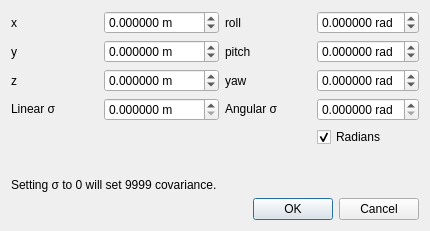
The window that guilib/src/ui/editConstraintDialog.ui (introlab/rtabmap) describes before a commit, drawn with Qt 5.
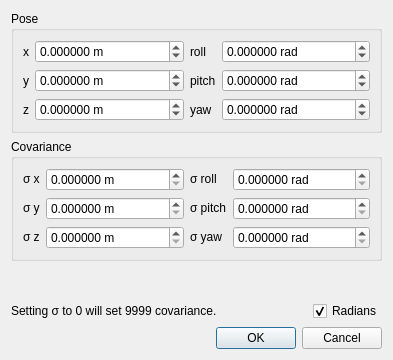
The same window after the commit.

What changed in the file:
```diff
--- a/guilib/src/ui/editConstraintDialog.ui
+++ b/guilib/src/ui/editConstraintDialog.ui
@@ -6,8 +6,8 @@
    <rect>
     <x>0</x>
     <y>0</y>
-    <width>430</width>
-    <height>231</height>
+    <width>393</width>
+    <height>360</height>
    </rect>
   </property>
   <property name="windowTitle">
@@ -15,7 +15,11 @@
   </property>
   <layout class="QVBoxLayout" name="verticalLayout">
    <item>
-    <layout class="QGridLayout" name="gridLayout" columnstretch="0,0,0,0">
+    <widget class="QGroupBox" name="groupBox_pose">
+     <property name="title">
+      <string>Pose</string>
+     </property>
+     <layout class="QGridLayout" name="gridLayout" columnstretch="0,1,0,1">
      <item row="0" column="0">
       <widget class="QLabel" name="label">
        <property name="text">
@@ -172,30 +176,17 @@
        </property>
       </widget>
      </item>
-     <item row="3" column="1">
-      <widget class="QDoubleSpinBox" name="linear_sigma">
-       <property name="suffix">
-        <string> m</string>
-       </property>
-       <property name="decimals">
-        <number>6</number>
-       </property>
-       <property name="minimum">
-        <double>0.000000000000000</double>
-       </property>
-       <property name="maximum">
-        <double>9999.000000000000000</double>
-       </property>
-       <property name="singleStep">
-        <double>0.001000000000000</double>
-       </property>
-       <property name="value">
-        <double>0.000000000000000</double>
-       </property>
-      </widget>
-     </item>
-     <item row="3" column="3">
-      <widget class="QDoubleSpinBox" name="angular_sigma">
+     </layout>
+    </widget>
+   </item>
+   <item>
+    <widget class="QGroupBox" name="groupBox_covariance">
+     <property name="title">
+      <string>Covariance</string>
+     </property>
+     <layout class="QGridLayout" name="gridLayout_2" columnstretch="0,1,0,1">
+      <item row="0" column="3">
+       <widget class="QDoubleSpinBox" name="angular_sigma_roll">
        <property name="suffix">
         <string> rad</string>
        </property>
@@ -216,31 +207,160 @@
        </property>
       </widget>
      </item>
-     <item row="3" column="0">
+      <item row="1" column="2">
+       <widget class="QLabel" name="label_10">
+        <property name="text">
+         <string>&lt;html&gt;&lt;head/&gt;&lt;body&gt;&lt;p&gt;σ pitch&lt;/p&gt;&lt;/body&gt;&lt;/html&gt;</string>
+        </property>
+       </widget>
+      </item>
+      <item row="0" column="0">
       <widget class="QLabel" name="label_7">
        <property name="text">
-        <string>&lt;html&gt;&lt;head/&gt;&lt;body&gt;&lt;p&gt;Linear &amp;sigma; &lt;/p&gt;&lt;/body&gt;&lt;/html&gt;</string>
+         <string>&lt;html&gt;&lt;head/&gt;&lt;body&gt;&lt;p&gt;σ  x&lt;/p&gt;&lt;/body&gt;&lt;/html&gt;</string>
        </property>
       </widget>
      </item>
-     <item row="3" column="2">
+      <item row="0" column="2">
       <widget class="QLabel" name="label_8">
        <property name="text">
-        <string>&lt;html&gt;&lt;head/&gt;&lt;body&gt;&lt;p&gt;Angular σ&lt;/p&gt;&lt;/body&gt;&lt;/html&gt;</string>
+         <string>&lt;html&gt;&lt;head/&gt;&lt;body&gt;&lt;p&gt;σ roll&lt;/p&gt;&lt;/body&gt;&lt;/html&gt;</string>
        </property>
       </widget>
      </item>
-     <item row="4" column="3">
-      <widget class="QCheckBox" name="checkBox_radians">
+      <item row="1" column="3">
+       <widget class="QDoubleSpinBox" name="angular_sigma_pitch">
+        <property name="suffix">
+         <string> rad</string>
+        </property>
+        <property name="decimals">
+         <number>6</number>
+        </property>
+        <property name="minimum">
+         <double>0.000000000000000</double>
+        </property>
+        <property name="maximum">
+         <double>3.150000000000000</double>
+        </property>
+        <property name="singleStep">
+         <double>0.001000000000000</double>
+        </property>
+        <property name="value">
+         <double>0.000000000000000</double>
+        </property>
+       </widget>
+      </item>
+      <item row="0" column="1">
+       <widget class="QDoubleSpinBox" name="linear_sigma_x">
+        <property name="suffix">
+         <string> m</string>
+        </property>
+        <property name="decimals">
+         <number>6</number>
+        </property>
+        <property name="minimum">
+         <double>0.000000000000000</double>
+        </property>
+        <property name="maximum">
+         <double>9999.000000000000000</double>
+        </property>
+        <property name="singleStep">
+         <double>0.001000000000000</double>
+        </property>
+        <property name="value">
+         <double>0.000000000000000</double>
+        </property>
+       </widget>
+      </item>
+      <item row="2" column="3">
+       <widget class="QDoubleSpinBox" name="angular_sigma_yaw">
+        <property name="suffix">
+         <string> rad</string>
+        </property>
+        <property name="decimals">
+         <number>6</number>
+        </property>
+        <property name="minimum">
+         <double>0.000000000000000</double>
+        </property>
+        <property name="maximum">
+         <double>3.150000000000000</double>
+        </property>
+        <property name="singleStep">
+         <double>0.001000000000000</double>
+        </property>
+        <property name="value">
+         <double>0.000000000000000</double>
+        </property>
+       </widget>
+      </item>
+      <item row="1" column="1">
+       <widget class="QDoubleSpinBox" name="linear_sigma_y">
+        <property name="suffix">
+         <string> m</string>
+        </property>
+        <property name="decimals">
+         <number>6</number>
+        </property>
+        <property name="minimum">
+         <double>0.000000000000000</double>
+        </property>
+        <property name="maximum">
+         <double>9999.000000000000000</double>
+        </property>
+        <property name="singleStep">
+         <double>0.001000000000000</double>
+        </property>
+        <property name="value">
+         <double>0.000000000000000</double>
+        </property>
+       </widget>
+      </item>
+      <item row="2" column="1">
+       <widget class="QDoubleSpinBox" name="linear_sigma_z">
+        <property name="suffix">
+         <string> m</string>
+        </property>
+        <property name="decimals">
+         <number>6</number>
+        </property>
+        <property name="minimum">
+         <double>0.000000000000000</double>
+        </property>
+        <property name="maximum">
+         <double>9999.000000000000000</double>
+        </property>
+        <property name="singleStep">
+         <double>0.001000000000000</double>
+        </property>
+        <property name="value">
+         <double>0.000000000000000</double>
+        </property>
+       </widget>
+      </item>
+      <item row="2" column="2">
+       <widget class="QLabel" name="label_11">
        <property name="text">
-        <string>Radians</string>
-       </property>
-       <property name="checked">
-        <bool>true</bool>
+         <string>&lt;html&gt;&lt;head/&gt;&lt;body&gt;&lt;p&gt;σ yaw&lt;/p&gt;&lt;/body&gt;&lt;/html&gt;</string>
+        </property>
+       </widget>
+      </item>
+      <item row="1" column="0">
+       <widget class="QLabel" name="label_12">
+        <property name="text">
+         <string>&lt;html&gt;&lt;head/&gt;&lt;body&gt;&lt;p&gt;σ y&lt;/p&gt;&lt;/body&gt;&lt;/html&gt;</string>
+        </property>
+       </widget>
+      </item>
+      <item row="2" column="0">
+       <widget class="QLabel" name="label_13">
+        <property name="text">
+         <string>&lt;html&gt;&lt;head/&gt;&lt;body&gt;&lt;p&gt;σ z&lt;/p&gt;&lt;/body&gt;&lt;/html&gt;</string>
        </property>
       </widget>
      </item>
     </layout>
+    </widget>
    </item>
    <item>
     <spacer name="verticalSpacer">
@@ -256,11 +376,38 @@
     </spacer>
    </item>
    <item>
+    <layout class="QHBoxLayout" name="horizontalLayout">
+     <item>
     <widget class="QLabel" name="label_9">
      <property name="text">
       <string>&lt;html&gt;&lt;head/&gt;&lt;body&gt;&lt;p&gt;Setting σ to 0 will set 9999 covariance.&lt;/p&gt;&lt;/body&gt;&lt;/html&gt;</string>
      </property>
     </widget>
+     </item>
+     <item>
+      <spacer name="horizontalSpacer">
+       <property name="orientation">
+        <enum>Qt::Horizontal</enum>
+       </property>
+       <property name="sizeHint" stdset="0">
+        <size>
+         <width>40</width>
+         <height>20</height>
+        </size>
+       </property>
+      </spacer>
+     </item>
+     <item>
+      <widget class="QCheckBox" name="checkBox_radians">
+       <property name="text">
+        <string>Radians</string>
+       </property>
+       <property name="checked">
+        <bool>true</bool>
+       </property>
+      </widget>
+     </item>
+    </layout>
    </item>
    <item>
     <widget class="QDialogButtonBox" name="buttonBox">
```
Lines whose indentation alone changed are shown as unchanged.
